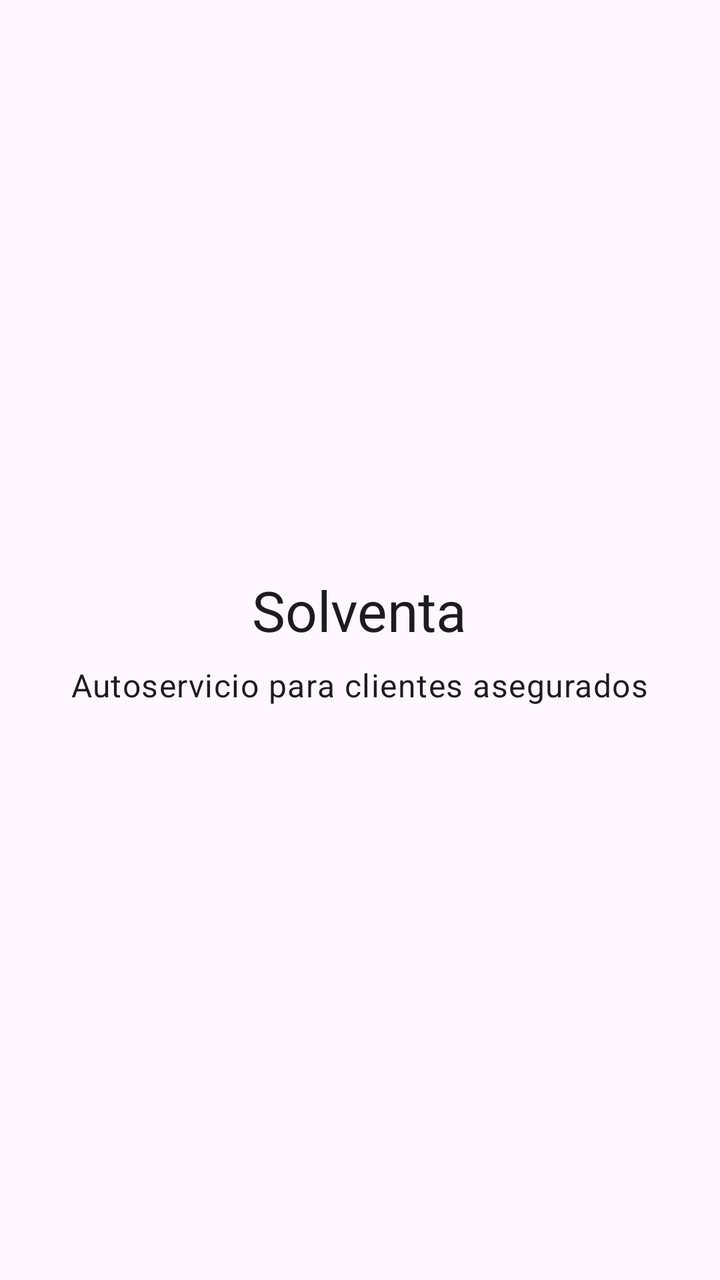
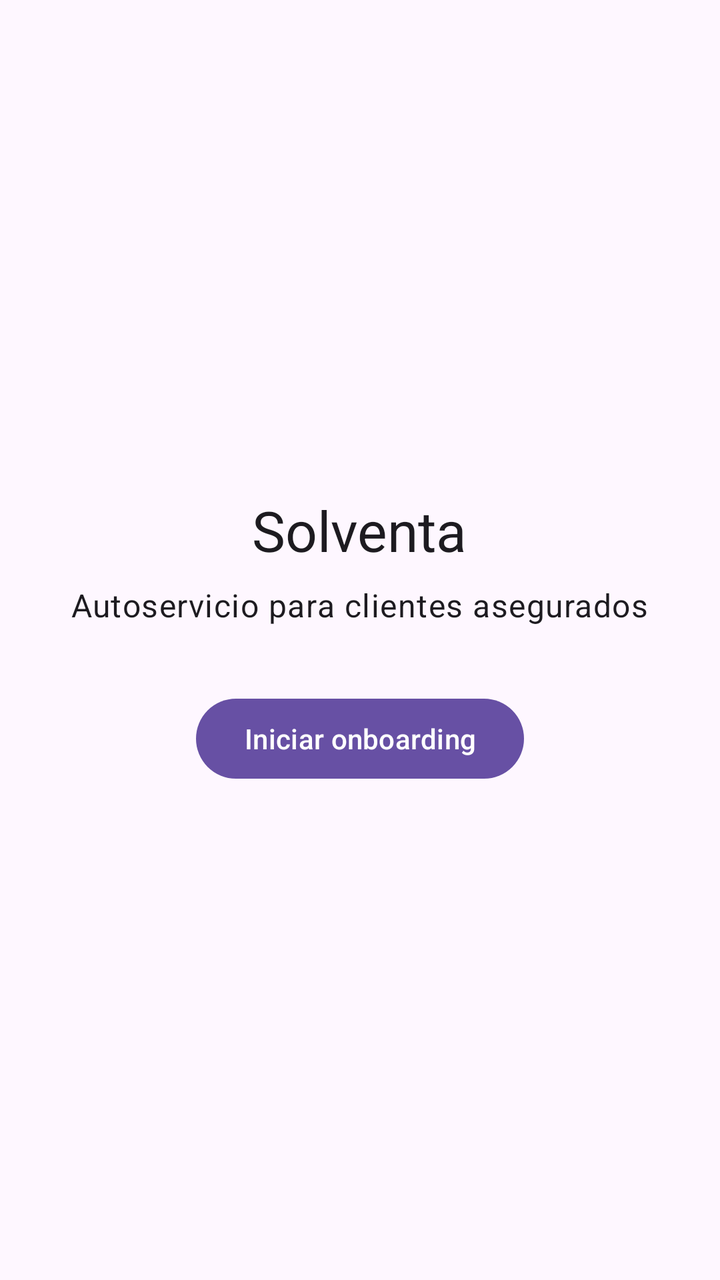

Two renders of the same Android screen: before a commit and after it. Below are the layout's source before the change and the commit's diff.
<!-- AndroidManifest.xml: application theme Theme.Solventa -->
<!-- res/layout/activity_main.xml -->
<?xml version="1.0" encoding="utf-8"?>
<LinearLayout xmlns:android="http://schemas.android.com/apk/res/android"
    android:layout_width="match_parent"
    android:layout_height="match_parent"
    android:orientation="vertical">

    <LinearLayout
        android:layout_width="match_parent"
        android:layout_height="match_parent"
        android:gravity="center"
        android:orientation="vertical"
        android:padding="24dp">

        <TextView
            android:id="@+id/marca"
            android:layout_width="wrap_content"
            android:layout_height="wrap_content"
            android:text="@string/marca"
            android:textAppearance="?attr/textAppearanceHeadlineMedium" />

        <TextView
            android:id="@+id/subtitulo"
            android:layout_width="wrap_content"
            android:layout_height="wrap_content"
            android:layout_marginTop="8dp"
            android:gravity="center"
            android:text="@string/inicio_subtitulo"
            android:textAppearance="?attr/textAppearanceBodyLarge" />
    </LinearLayout>
</LinearLayout>
<!-- resources referenced by this layout -->
<resources>
  <string name="inicio_subtitulo">Autoservicio para clientes asegurados</string>
  <string name="marca">Solventa</string>
  <style name="Theme.Solventa" parent="Theme.Material3.DayNight.NoActionBar" />
</resources>

<!-- the commit's change to res/layout/activity_main.xml (unified diff, before → after) -->
@@ -26,5 +26,12 @@
             android:gravity="center"
             android:text="@string/inicio_subtitulo"
             android:textAppearance="?attr/textAppearanceBodyLarge" />
+
+        <com.google.android.material.button.MaterialButton
+            android:id="@+id/iniciarOnboarding"
+            android:layout_width="wrap_content"
+            android:layout_height="wrap_content"
+            android:layout_marginTop="32dp"
+            android:text="@string/inicio_iniciar_onboarding" />
     </LinearLayout>
 </LinearLayout>
<!-- resource entries referenced after the edit -->
@@ -1,5 +1,6 @@
 <!-- resources referenced by this layout -->
 <resources>
+  <string name="inicio_iniciar_onboarding">Iniciar onboarding</string>
   <string name="inicio_subtitulo">Autoservicio para clientes asegurados</string>
   <string name="marca">Solventa</string>
   <style name="Theme.Solventa" parent="Theme.Material3.DayNight.NoActionBar" />
